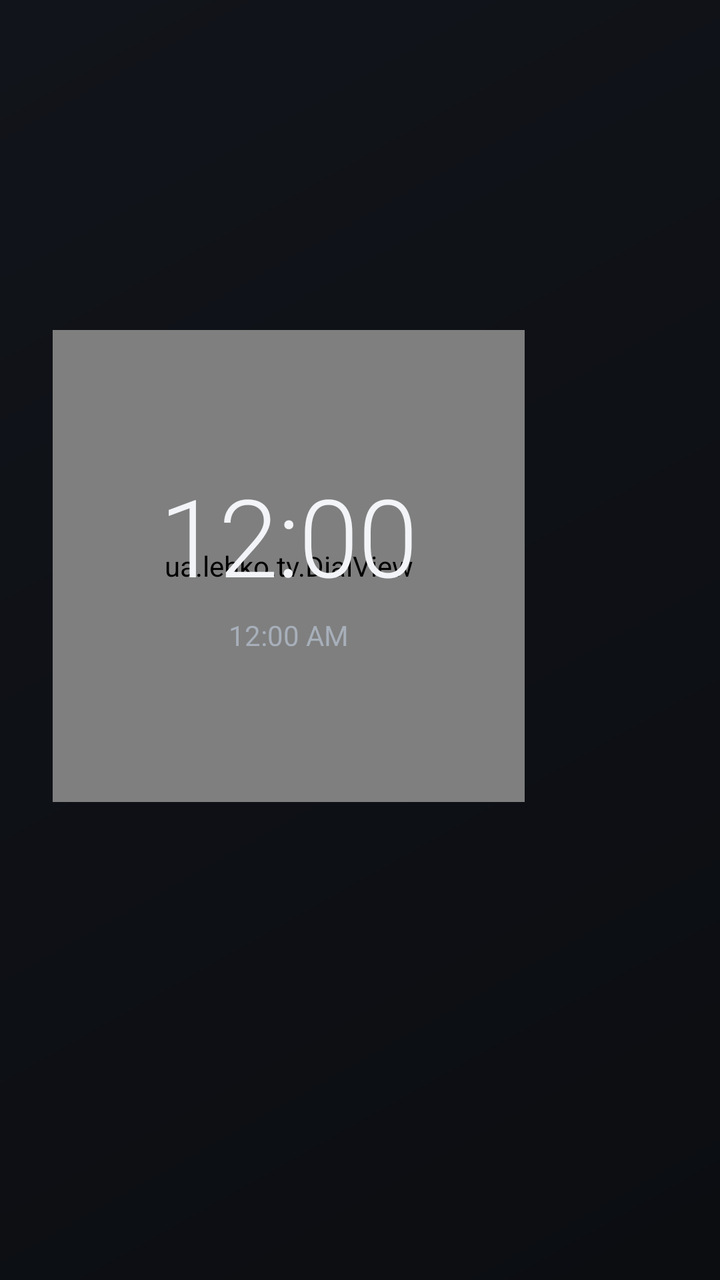
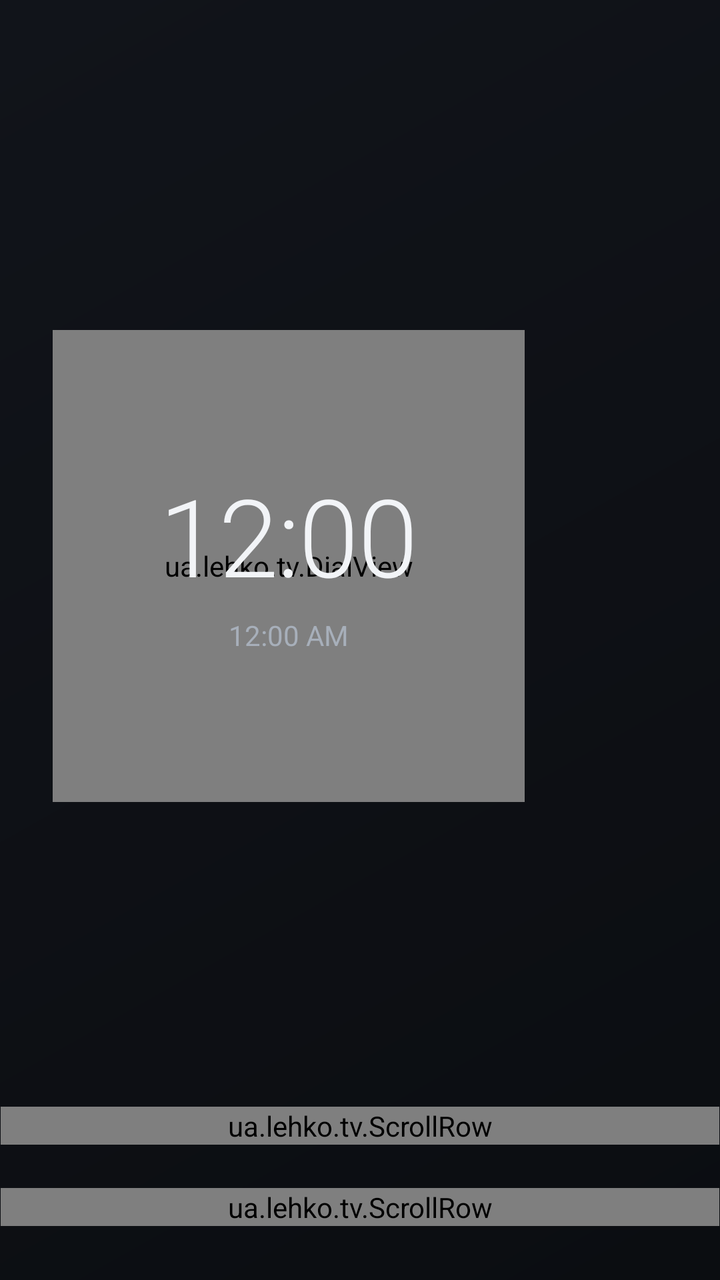

Before-and-after screenshots of an Android layout around one commit, followed by the original layout XML and the change that was made.
<!-- AndroidManifest.xml: activity theme Lehko.Home -->
<!-- res/layout/home.xml -->
<?xml version="1.0" encoding="utf-8"?>
<LinearLayout xmlns:android="http://schemas.android.com/apk/res/android"
    android:layout_width="match_parent"
    android:layout_height="match_parent"
    android:clipChildren="false"
    android:clipToPadding="false"
    android:orientation="vertical"
    android:paddingStart="@dimen/safe_h"
    android:paddingTop="22dp"
    android:paddingEnd="@dimen/safe_h"
    android:paddingBottom="@dimen/safe_v">

    <LinearLayout
        android:layout_width="match_parent"
        android:layout_height="wrap_content"
        android:gravity="center_vertical"
        android:orientation="horizontal">

        
        <FrameLayout
            android:layout_width="236dp"
            android:layout_height="236dp"
            android:layout_marginStart="-22dp">

            <ua.lehko.tv.DialView
                android:id="@+id/dial"
                android:layout_width="match_parent"
                android:layout_height="match_parent" />

            <LinearLayout
                android:layout_width="wrap_content"
                android:layout_height="wrap_content"
                android:layout_gravity="center"
                android:gravity="center_horizontal"
                android:orientation="vertical">

                <TextClock
                    android:id="@+id/clock"
                    android:layout_width="wrap_content"
                    android:layout_height="wrap_content"
                    android:fontFamily="sans-serif-light"
                    android:fontFeatureSettings="tnum"
                    android:format12Hour="h:mm"
                    android:format24Hour="H:mm"
                    android:includeFontPadding="false"
                    android:letterSpacing="-0.01"
                    android:textColor="@color/text_primary"
                    android:textSize="54sp" />

                <TextClock
                    android:id="@+id/date"
                    android:layout_width="wrap_content"
                    android:layout_height="wrap_content"
                    android:layout_marginTop="6dp"
                    android:textColor="@color/text_secondary"
                    android:textSize="14sp" />
            </LinearLayout>
        </FrameLayout>

        
        <LinearLayout
            android:id="@+id/info"
            android:layout_width="0dp"
            android:layout_height="wrap_content"
            android:layout_marginStart="10dp"
            android:layout_weight="1"
            android:background="@drawable/info_bg"
            android:focusable="false"
            android:orientation="vertical"
            android:paddingStart="20dp"
            android:paddingTop="14dp"
            android:paddingEnd="20dp"
            android:paddingBottom="14dp">

            <TextView
                android:id="@+id/power_title"
                android:layout_width="wrap_content"
                android:layout_height="wrap_content"
                android:ellipsize="end"
                android:fontFamily="sans-serif-light"
                android:includeFontPadding="false"
                android:maxLines="1"
                android:textColor="@color/text_primary"
                android:textSize="30sp" />

            <TextView
                android:id="@+id/power_detail"
                android:layout_width="wrap_content"
                android:layout_height="wrap_content"
                android:layout_marginTop="4dp"
                android:ellipsize="end"
                android:maxLines="1"
                android:textColor="@color/text_secondary"
                android:textSize="15sp" />

            <LinearLayout
                android:id="@+id/weather"
                android:layout_width="wrap_content"
                android:layout_height="wrap_content"
                android:layout_marginTop="14dp"
                android:gravity="center_vertical"
                android:orientation="horizontal">

                <ImageView
                    android:id="@+id/weather_icon"
                    android:layout_width="40dp"
                    android:layout_height="40dp"
                    android:layout_marginEnd="12dp"
                    android:importantForAccessibility="no" />

                <TextView
                    android:id="@+id/weather_temp"
                    android:layout_width="wrap_content"
                    android:layout_height="wrap_content"
                    android:layout_marginEnd="12dp"
                    android:fontFamily="sans-serif-light"
                    android:fontFeatureSettings="tnum"
                    android:includeFontPadding="false"
                    android:textColor="@color/text_primary"
                    android:textSize="30sp" />

                <TextView
                    android:id="@+id/weather_text"
                    android:layout_width="wrap_content"
                    android:layout_height="wrap_content"
                    android:ellipsize="end"
                    android:maxLines="1"
                    android:textColor="@color/text_secondary"
                    android:textSize="15sp" />
            </LinearLayout>

            <TextView
                android:id="@+id/rates"
                android:layout_width="wrap_content"
                android:layout_height="wrap_content"
                android:layout_marginTop="10dp"
                android:ellipsize="end"
                android:fontFeatureSettings="tnum"
                android:maxLines="1"
                android:textColor="@color/text_secondary"
                android:textSize="15sp"
                android:visibility="gone" />

            
            <LinearLayout
                android:id="@+id/details"
                android:layout_width="match_parent"
                android:layout_height="wrap_content"
                android:layout_marginTop="14dp"
                android:gravity="bottom"
                android:orientation="horizontal"
                android:visibility="invisible">

                <LinearLayout
                    android:id="@+id/weather_hours"
                    android:layout_width="wrap_content"
                    android:layout_height="wrap_content"
                    android:layout_marginEnd="24dp"
                    android:orientation="horizontal" />

                <LinearLayout
                    android:layout_width="0dp"
                    android:layout_height="wrap_content"
                    android:layout_weight="1"
                    android:orientation="vertical">

                    <TextView
                        android:id="@+id/weather_sun"
                        android:layout_width="wrap_content"
                        android:layout_height="wrap_content"
                        android:ellipsize="end"
                        android:fontFeatureSettings="tnum"
                        android:maxLines="1"
                        android:textColor="@color/text_dim"
                        android:textSize="12sp" />

                    <LinearLayout
                        android:id="@+id/tomorrow_box"
                        android:layout_width="match_parent"
                        android:layout_height="wrap_content"
                        android:layout_marginTop="5dp"
                        android:gravity="center_vertical"
                        android:orientation="horizontal">

                        <TextView
                            android:layout_width="wrap_content"
                            android:layout_height="wrap_content"
                            android:layout_marginEnd="10dp"
                            android:text="@string/outage_tomorrow_lc"
                            android:textColor="@color/text_dim"
                            android:textSize="12sp" />

                        <ua.lehko.tv.OutageBar
                            android:id="@+id/outage_tomorrow"
                            android:layout_width="0dp"
                            android:layout_height="wrap_content"
                            android:layout_weight="1" />
                    </LinearLayout>
                </LinearLayout>
            </LinearLayout>
        </LinearLayout>
    </LinearLayout>

    <Space
        android:layout_width="match_parent"
        android:layout_height="0dp"
        android:layout_weight="1" />

    <TextView
        android:id="@+id/notice"
        android:layout_width="match_parent"
        android:layout_height="wrap_content"
        android:layout_marginBottom="6dp"
        android:accessibilityLiveRegion="polite"
        android:background="@drawable/card_bg"
        android:ellipsize="end"
        android:maxLines="2"
        android:paddingStart="16dp"
        android:paddingTop="8dp"
        android:paddingEnd="16dp"
        android:paddingBottom="8dp"
        android:textColor="@color/text_primary"
        android:textSize="14sp"
        android:visibility="gone" />

    <HorizontalScrollView
        android:id="@+id/favorites_scroll"
        android:layout_width="match_parent"
        android:layout_height="wrap_content"
        android:layout_marginStart="-19dp"
        android:layout_marginEnd="-19dp"
        android:clipChildren="false"
        android:clipToPadding="false"
        android:fadingEdgeLength="24dp"
        android:requiresFadingEdge="horizontal"
        android:scrollbars="none">

        
        <LinearLayout
            android:id="@+id/favorites"
            android:layout_width="wrap_content"
            android:layout_height="wrap_content"
            android:clipChildren="false"
            android:clipToPadding="false"
            android:orientation="horizontal"
            android:paddingStart="12dp"
            android:paddingTop="6dp"
            android:paddingEnd="12dp"
            android:paddingBottom="6dp" />
    </HorizontalScrollView>

    
    <TextView
        android:id="@+id/focus_name"
        android:layout_width="match_parent"
        android:layout_height="wrap_content"
        android:ellipsize="end"
        android:fontFamily="sans-serif-medium"
        android:maxLines="1"
        android:textColor="@color/text_primary"
        android:textSize="16sp" />

    <HorizontalScrollView
        android:id="@+id/quick_scroll"
        android:layout_width="match_parent"
        android:layout_height="wrap_content"
        android:layout_marginStart="-12dp"
        android:layout_marginEnd="-12dp"
        android:clipChildren="false"
        android:clipToPadding="false"
        android:scrollbars="none">

        <LinearLayout
            android:id="@+id/quick"
            android:layout_width="wrap_content"
            android:layout_height="wrap_content"
            android:clipChildren="false"
            android:clipToPadding="false"
            android:orientation="horizontal"
            android:paddingStart="12dp"
            android:paddingTop="8dp"
            android:paddingEnd="12dp"
            android:paddingBottom="4dp" />
    </HorizontalScrollView>
</LinearLayout>
<!-- resources referenced by this layout -->
<resources>
  <color name="text_dim">#FF8B93A0</color>
  <color name="text_primary">#FFF2F4F7</color>
  <color name="text_secondary">#FFA7AFBA</color>
  <dimen name="safe_h">48dp</dimen>
  <dimen name="safe_v">27dp</dimen>
  <!-- drawable card_bg (drawable) -->
  <?xml version="1.0" encoding="utf-8"?>
  <selector xmlns:android="http://schemas.android.com/apk/res/android">
      <item android:state_focused="true">
          <shape>
              <solid android:color="@color/glass" />
              <stroke android:width="2dp" android:color="@color/stroke_focus" />
              <corners android:radius="16dp" />
          </shape>
      </item>
      <item>
          <shape>
              <solid android:color="@color/glass" />
              <stroke android:width="1dp" android:color="@color/hairline" />
              <corners android:radius="16dp" />
          </shape>
      </item>
  </selector>
  <!-- drawable info_bg (drawable) -->
  <?xml version="1.0" encoding="utf-8"?>
  <selector xmlns:android="http://schemas.android.com/apk/res/android">
      <item android:state_focused="true">
          <shape>
              <solid android:color="@color/glass" />
              <stroke android:width="2dp" android:color="@color/stroke_focus" />
              <corners android:radius="16dp" />
          </shape>
      </item>
      <item android:drawable="@android:color/transparent" />
  </selector>
  <string name="outage_tomorrow_lc">tomorrow</string>
  <style name="Lehko.Home">
          <item name="android:windowShowWallpaper">false</item>
          <item name="android:windowAnimationStyle">@null</item>
      </style>
  <color name="glass">#800E1117</color>
  <color name="stroke_focus">#FFF2F4F7</color>
  <color name="hairline">#14FFFFFF</color>
</resources>

<!-- the commit's change to res/layout/home.xml (unified diff, before → after) -->
@@ -223,19 +223,19 @@
         android:textSize="14sp"
         android:visibility="gone" />
 
-    <HorizontalScrollView
+    
+    <ua.lehko.tv.ScrollRow
         android:id="@+id/favorites_scroll"
         android:layout_width="match_parent"
         android:layout_height="wrap_content"
-        android:layout_marginStart="-19dp"
-        android:layout_marginEnd="-19dp"
+        android:layout_marginStart="@dimen/safe_h_out"
+        android:layout_marginEnd="@dimen/safe_h_out"
         android:clipChildren="false"
         android:clipToPadding="false"
-        android:fadingEdgeLength="24dp"
+        android:fadingEdgeLength="41dp"
         android:requiresFadingEdge="horizontal"
         android:scrollbars="none">
 
-        
         <LinearLayout
             android:id="@+id/favorites"
             android:layout_width="wrap_content"
@@ -243,11 +243,11 @@
             android:clipChildren="false"
             android:clipToPadding="false"
             android:orientation="horizontal"
-            android:paddingStart="12dp"
+            android:paddingStart="41dp"
             android:paddingTop="6dp"
-            android:paddingEnd="12dp"
+            android:paddingEnd="41dp"
             android:paddingBottom="6dp" />
-    </HorizontalScrollView>
+    </ua.lehko.tv.ScrollRow>
 
     
     <TextView
@@ -260,14 +260,16 @@
         android:textColor="@color/text_primary"
         android:textSize="16sp" />
 
-    <HorizontalScrollView
+    <ua.lehko.tv.ScrollRow
         android:id="@+id/quick_scroll"
         android:layout_width="match_parent"
         android:layout_height="wrap_content"
-        android:layout_marginStart="-12dp"
-        android:layout_marginEnd="-12dp"
+        android:layout_marginStart="@dimen/safe_h_out"
+        android:layout_marginEnd="@dimen/safe_h_out"
         android:clipChildren="false"
         android:clipToPadding="false"
+        android:fadingEdgeLength="48dp"
+        android:requiresFadingEdge="horizontal"
         android:scrollbars="none">
 
         <LinearLayout
@@ -277,9 +279,9 @@
             android:clipChildren="false"
             android:clipToPadding="false"
             android:orientation="horizontal"
-            android:paddingStart="12dp"
+            android:paddingStart="@dimen/safe_h"
             android:paddingTop="8dp"
-            android:paddingEnd="12dp"
+            android:paddingEnd="@dimen/safe_h"
             android:paddingBottom="4dp" />
-    </HorizontalScrollView>
+    </ua.lehko.tv.ScrollRow>
 </LinearLayout>
<!-- resource entries referenced after the edit -->
@@ -4,6 +4,7 @@
   <color name="text_primary">#FFF2F4F7</color>
   <color name="text_secondary">#FFA7AFBA</color>
   <dimen name="safe_h">48dp</dimen>
+  <dimen name="safe_h_out">-48dp</dimen>
   <dimen name="safe_v">27dp</dimen>
   <!-- drawable card_bg (drawable) -->
   <?xml version="1.0" encoding="utf-8"?>
